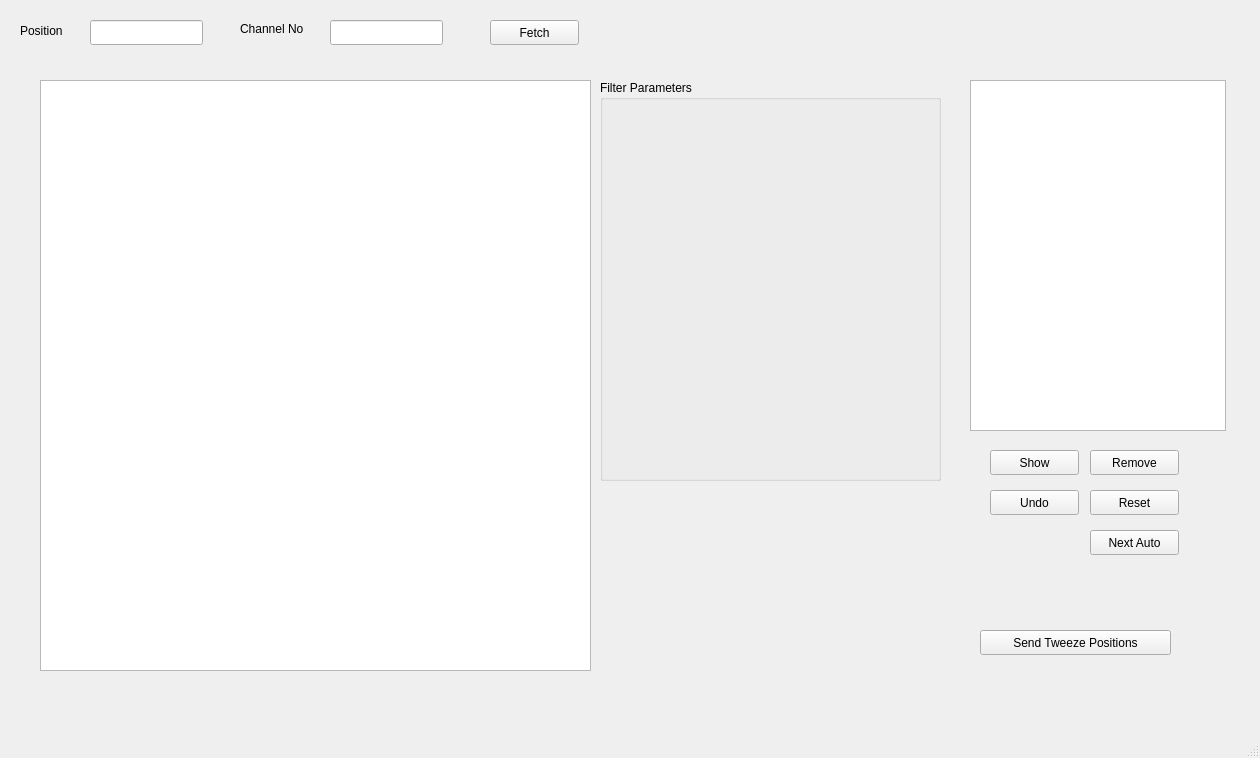
Before: the Qt Designer form narsil/liverun/ui/viewerWindow.ui in karempudi/narsil, drawn with Qt 5.
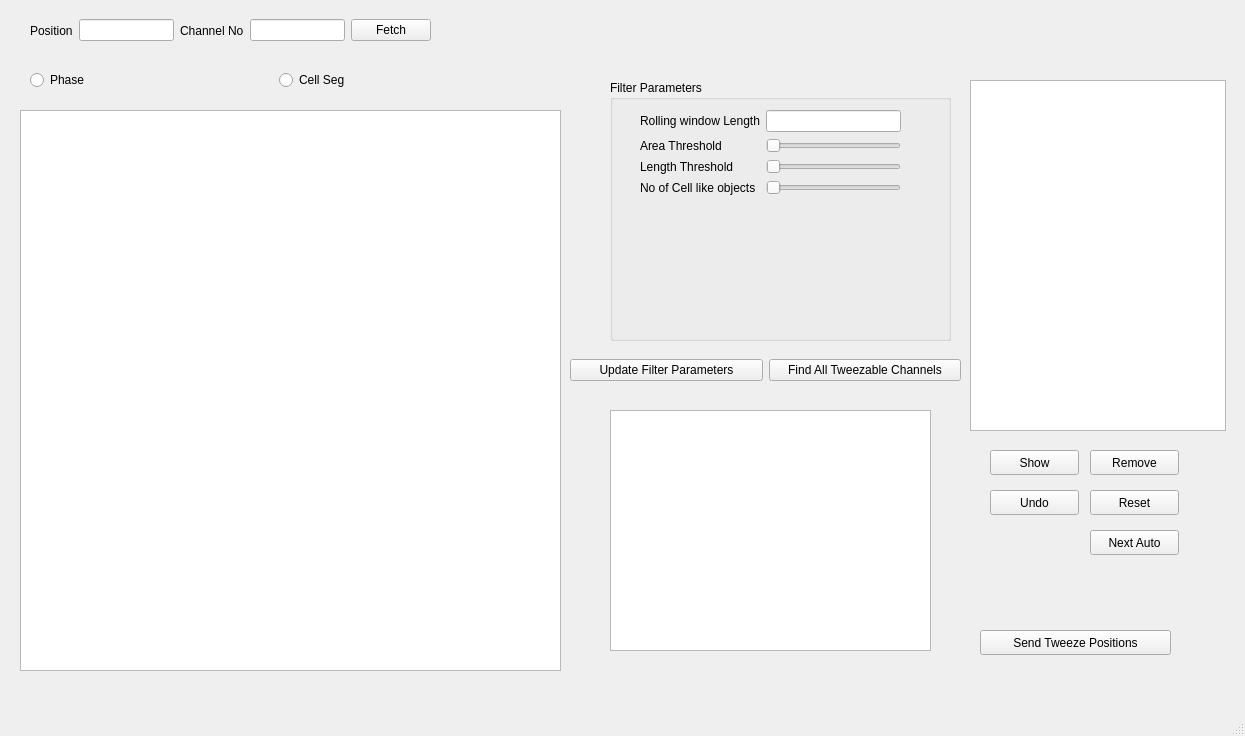
After: the same form once the commit is applied. Custom widgets are drawn as their Qt base class.

Commit message: More work done on viewer and filtration UI, live loop works well.

The edit to the form file:
```diff
--- a/narsil/liverun/ui/viewerWindow.ui
+++ b/narsil/liverun/ui/viewerWindow.ui
@@ -6,37 +6,14 @@
    <rect>
     <x>0</x>
     <y>0</y>
-    <width>1260</width>
-    <height>758</height>
+    <width>1245</width>
+    <height>736</height>
    </rect>
   </property>
   <property name="windowTitle">
    <string>MainWindow</string>
   </property>
   <widget class="QWidget" name="centralwidget">
-   <widget class="QLabel" name="label">
-    <property name="geometry">
-     <rect>
-      <x>20</x>
-      <y>20</y>
-      <width>71</width>
-      <height>21</height>
-     </rect>
-    </property>
-    <property name="text">
-     <string>Position</string>
-    </property>
-   </widget>
-   <widget class="QLineEdit" name="positionNoLine">
-    <property name="geometry">
-     <rect>
-      <x>90</x>
-      <y>20</y>
-      <width>113</width>
-      <height>25</height>
-     </rect>
-    </property>
-   </widget>
    <widget class="QListView" name="activePositions">
     <property name="geometry">
      <rect>
@@ -47,19 +24,6 @@
      </rect>
     </property>
    </widget>
-   <widget class="QLabel" name="channelNoLabel">
-    <property name="geometry">
-     <rect>
-      <x>240</x>
-      <y>20</y>
-      <width>91</width>
-      <height>17</height>
-     </rect>
-    </property>
-    <property name="text">
-     <string>Channel No</string>
-    </property>
-   </widget>
    <widget class="QPushButton" name="removeButton">
     <property name="geometry">
      <rect>
@@ -115,37 +79,91 @@
    <widget class="ImageView" name="graphicsView">
     <property name="geometry">
      <rect>
-      <x>40</x>
-      <y>80</y>
-      <width>551</width>
-      <height>591</height>
+      <x>20</x>
+      <y>110</y>
+      <width>541</width>
+      <height>561</height>
      </rect>
     </property>
    </widget>
    <widget class="QGroupBox" name="filterParametersBox">
     <property name="geometry">
      <rect>
-      <x>600</x>
+      <x>610</x>
       <y>80</y>
       <width>341</width>
-      <height>401</height>
+      <height>261</height>
      </rect>
     </property>
     <property name="title">
      <string>Filter Parameters</string>
     </property>
+    <widget class="QWidget" name="formLayoutWidget">
+     <property name="geometry">
+      <rect>
+       <x>30</x>
+       <y>30</y>
+       <width>261</width>
+       <height>201</height>
+      </rect>
+     </property>
+     <layout class="QFormLayout" name="formLayout">
+      <item row="0" column="0">
+       <widget class="QLabel" name="windowLengthLabel">
+        <property name="text">
+         <string>Rolling window Length</string>
+        </property>
+       </widget>
+      </item>
+      <item row="0" column="1">
+       <widget class="QLineEdit" name="windowLengthLine"/>
+      </item>
+      <item row="1" column="0">
+       <widget class="QLabel" name="areaLabel">
+        <property name="text">
+         <string>Area Threshold</string>
+        </property>
+       </widget>
+      </item>
+      <item row="2" column="0">
+       <widget class="QLabel" name="lengthLabel">
+        <property name="text">
+         <string>Length Threshold</string>
+        </property>
+       </widget>
+      </item>
+      <item row="1" column="1">
+       <widget class="QSlider" name="areaSlider">
+        <property name="orientation">
+         <enum>Qt::Horizontal</enum>
+        </property>
+       </widget>
+      </item>
+      <item row="2" column="1">
+       <widget class="QSlider" name="lengthSlider">
+        <property name="orientation">
+         <enum>Qt::Horizontal</enum>
+        </property>
+       </widget>
+      </item>
+      <item row="3" column="0">
+       <widget class="QLabel" name="cellObjectsLabel">
+        <property name="text">
+         <string>No of Cell like objects</string>
+        </property>
+       </widget>
+      </item>
+      <item row="3" column="1">
+       <widget class="QSlider" name="cellObjectsSlider">
+        <property name="orientation">
+         <enum>Qt::Horizontal</enum>
+        </property>
+       </widget>
+      </item>
+     </layout>
+    </widget>
    </widget>
-   <widget class="QLineEdit" name="channelNoLine">
-    <property name="geometry">
-     <rect>
-      <x>330</x>
-      <y>20</y>
-      <width>113</width>
-      <height>25</height>
-     </rect>
-    </property>
-   </widget>
-   <widget class="QPushButton" name="pushButton">
+   <widget class="QPushButton" name="nextAutoButton">
     <property name="geometry">
      <rect>
       <x>1090</x>
@@ -158,20 +176,7 @@
      <string>Next Auto</string>
     </property>
    </widget>
-   <widget class="QPushButton" name="fetchButton">
-    <property name="geometry">
-     <rect>
-      <x>490</x>
-      <y>20</y>
-      <width>89</width>
-      <height>25</height>
-     </rect>
-    </property>
-    <property name="text">
-     <string>Fetch</string>
-    </property>
-   </widget>
-   <widget class="QPushButton" name="pushButton_2">
+   <widget class="QPushButton" name="sendTweezePositionsButton">
     <property name="geometry">
      <rect>
       <x>980</x>
@@ -184,6 +189,107 @@
      <string>Send Tweeze Positions</string>
     </property>
    </widget>
+   <widget class="ImageView" name="propertiesView">
+    <property name="geometry">
+     <rect>
+      <x>610</x>
+      <y>410</y>
+      <width>321</width>
+      <height>241</height>
+     </rect>
+    </property>
+   </widget>
+   <widget class="QWidget" name="horizontalLayoutWidget">
+    <property name="geometry">
+     <rect>
+      <x>30</x>
+      <y>10</y>
+      <width>401</width>
+      <height>41</height>
+     </rect>
+    </property>
+    <layout class="QHBoxLayout" name="horizontalLayout">
+     <item>
+      <widget class="QLabel" name="positionLabel">
+       <property name="text">
+        <string>Position</string>
+       </property>
+      </widget>
+     </item>
+     <item>
+      <widget class="QLineEdit" name="positionNoLine"/>
+     </item>
+     <item>
+      <widget class="QLabel" name="channelNoLabel">
+       <property name="text">
+        <string>Channel No</string>
+       </property>
+      </widget>
+     </item>
+     <item>
+      <widget class="QLineEdit" name="channelNoLine"/>
+     </item>
+     <item>
+      <widget class="QPushButton" name="fetchButton">
+       <property name="text">
+        <string>Fetch</string>
+       </property>
+      </widget>
+     </item>
+    </layout>
+   </widget>
+   <widget class="QWidget" name="horizontalLayoutWidget_2">
+    <property name="geometry">
+     <rect>
+      <x>30</x>
+      <y>60</y>
+      <width>491</width>
+      <height>41</height>
+     </rect>
+    </property>
+    <layout class="QHBoxLayout" name="horizontalLayout_2">
+     <item>
+      <widget class="QRadioButton" name="phaseImage">
+       <property name="text">
+        <string>Phase</string>
+       </property>
+      </widget>
+     </item>
+     <item>
+      <widget class="QRadioButton" name="cellSegImage">
+       <property name="text">
+        <string>Cell Seg</string>
+       </property>
+      </widget>
+     </item>
+    </layout>
+   </widget>
+   <widget class="QWidget" name="horizontalLayoutWidget_3">
+    <property name="geometry">
+     <rect>
+      <x>570</x>
+      <y>340</y>
+      <width>391</width>
+      <height>61</height>
+     </rect>
+    </property>
+    <layout class="QHBoxLayout" name="horizontalLayout_3">
+     <item>
+      <widget class="QPushButton" name="pushButton">
+       <property name="text">
+        <string>Update Filter Parameters</string>
+       </property>
+      </widget>
+     </item>
+     <item>
+      <widget class="QPushButton" name="findLocationsButton">
+       <property name="text">
+        <string>Find All Tweezable Channels</string>
+       </property>
+      </widget>
+     </item>
+    </layout>
+   </widget>
   </widget>
   <widget class="QMenuBar" name="menubar">
    <property name="geometry">
```
Left out of the diff: 2 changed lines with no effect on the pictures. The commit also changes 3 other files.
